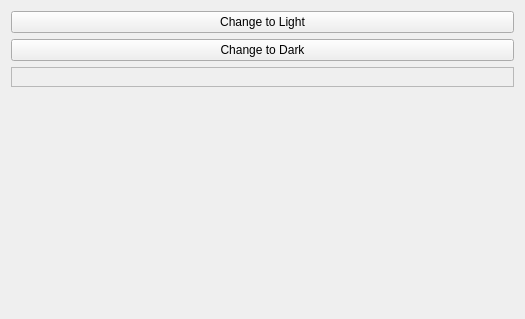
Qt form IconSwitch/Resources/UI/qSlicerIconSwitchModuleWidget.ui (sjh26/SlicerIconSwitch) before a commit.
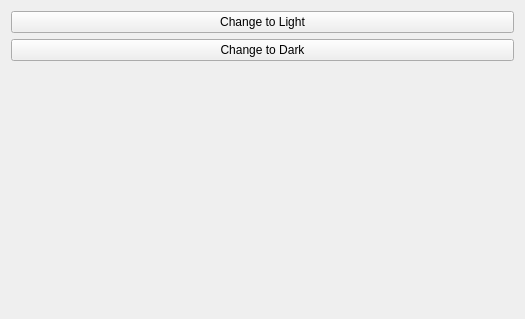
The same form after that commit. Custom widgets are drawn as their Qt base class.

Commit message: ENH: Add more example icons and improve display

What changed in the file:
```diff
--- a/IconSwitch/Resources/UI/qSlicerIconSwitchModuleWidget.ui
+++ b/IconSwitch/Resources/UI/qSlicerIconSwitchModuleWidget.ui
@@ -29,15 +29,7 @@
     </widget>
    </item>
    <item>
-    <widget class="QFrame" name="iconDisplayFrame">
-     <property name="frameShape">
-      <enum>QFrame::StyledPanel</enum>
-     </property>
-     <property name="frameShadow">
-      <enum>QFrame::Raised</enum>
-     </property>
-     <layout class="QVBoxLayout" name="verticalLayout_2"/>
-    </widget>
+    <layout class="QGridLayout" name="iconDisplayFrame"/>
    </item>
    <item>
     <spacer name="verticalSpacer">
```
The commit also changes 22 other files.
